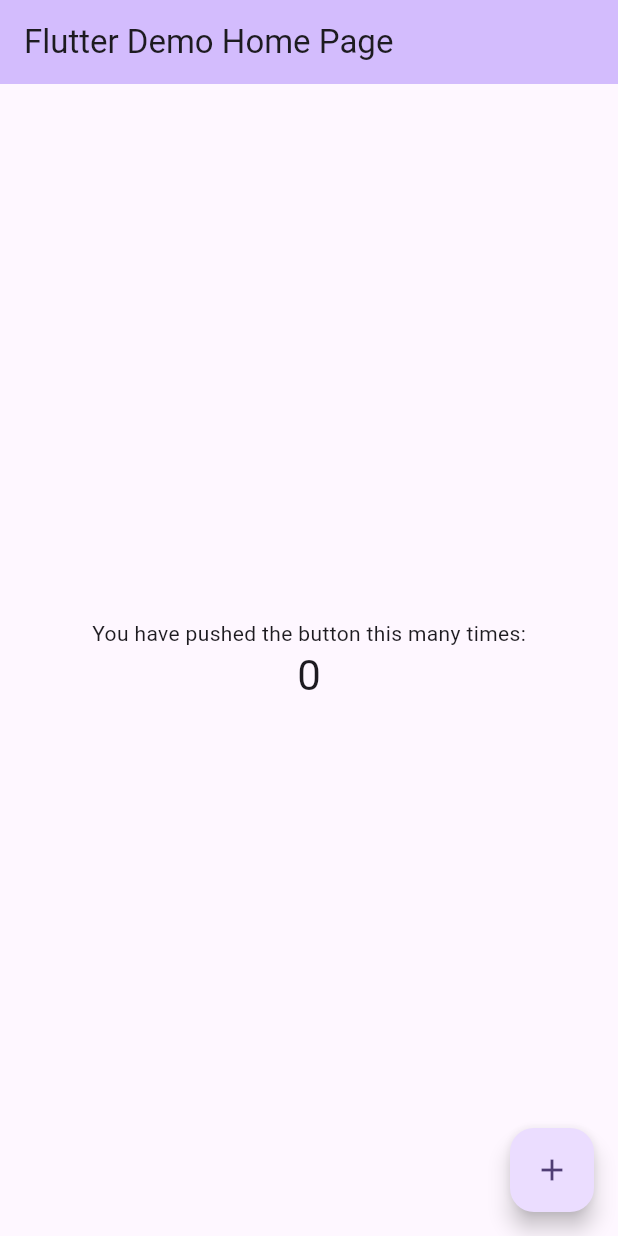
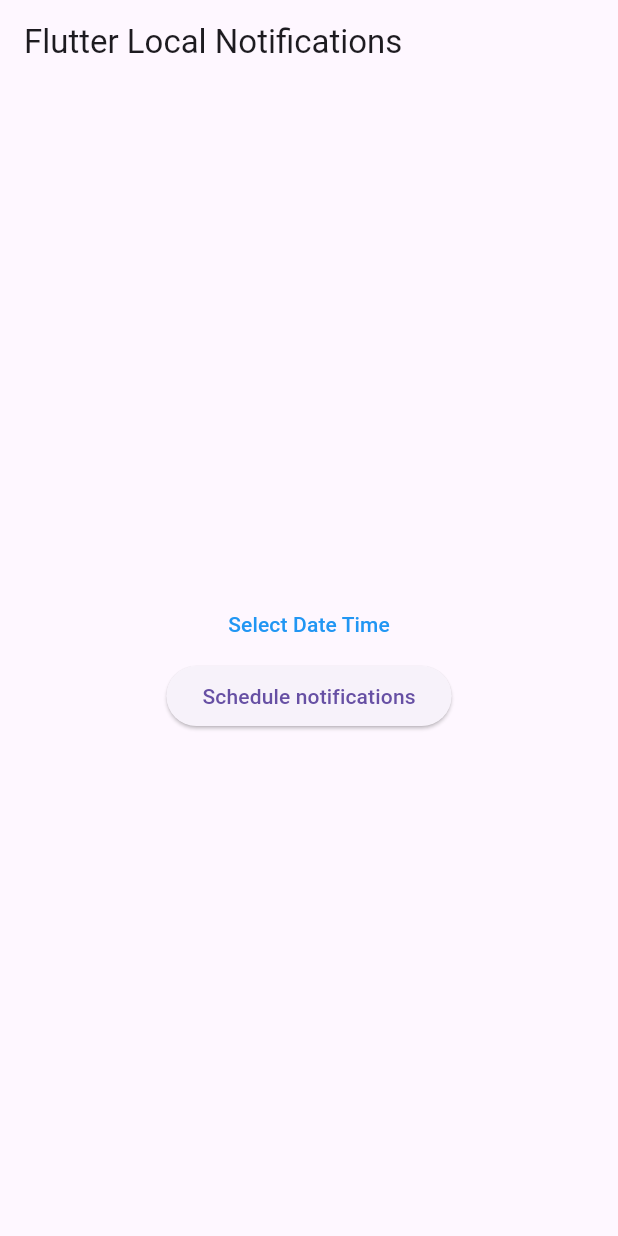
Before and after one commit to A-Eric-J/Daily_Routine, a Flutter app: the screen it shows after launch, on a phone screen of 412 x 824 dp. Run offline on Flutter 3.47's test engine with Material 3 defaults, Android fonts, the phone set to English and light mode, and no system bars; our stand-ins replace flutter_datetime_picker_plus, flutter_local_notifications, permission_handler, timezone.

Commit message:
Notification service and sample home page added for test.

```diff
--- /dev/null
+++ b/lib/home_page.dart
@@ -0,0 +1,84 @@
+import 'package:daily_routine/services/notification_service.dart';
+import 'package:flutter/material.dart';
+import 'package:flutter_datetime_picker_plus/flutter_datetime_picker_plus.dart';
+
+
+DateTime scheduleTime = DateTime.now();
+
+class MyHomePage extends StatefulWidget {
+  const MyHomePage({super.key, required this.title});
+
+  final String title;
+
+  @override
+  State<MyHomePage> createState() => _MyHomePageState();
+}
+
+class _MyHomePageState extends State<MyHomePage> {
+  @override
+  Widget build(BuildContext context) {
+    return Scaffold(
+      appBar: AppBar(
+        title: Text(widget.title),
+      ),
+      body: const Center(
+        child: Column(
+          mainAxisAlignment: MainAxisAlignment.center,
+          children: [
+            DatePickerTxt(),
+            ScheduleBtn(),
+          ],
+        ),
+      ),
+    );
+  }
+}
+
+class DatePickerTxt extends StatefulWidget {
+  const DatePickerTxt({
+    Key? key,
+  }) : super(key: key);
+
+  @override
+  State<DatePickerTxt> createState() => _DatePickerTxtState();
+}
+
+class _DatePickerTxtState extends State<DatePickerTxt> {
+  @override
+  Widget build(BuildContext context) {
+    return TextButton(
+      onPressed: () {
+        DatePicker.showDateTimePicker(
+          context,
+          showTitleActions: true,
+          onChanged: (date) => scheduleTime = date,
+          onConfirm: (date) {},
+        );
+      },
+      child: const Text(
+        'Select Date Time',
+        style: TextStyle(color: Colors.blue),
+      ),
+    );
+  }
+}
+
+class ScheduleBtn extends StatelessWidget {
+  const ScheduleBtn({
+    Key? key,
+  }) : super(key: key);
+
+  @override
+  Widget build(BuildContext context) {
+    return ElevatedButton(
+      child: const Text('Schedule notifications'),
+      onPressed: () {
+        debugPrint('Notification Scheduled for $scheduleTime');
+        NotificationService().scheduleNotification(
+            title: 'Scheduled Notification',
+            body: '$scheduleTime',
+            scheduledNotificationDateTime: scheduleTime);
+      },
+    );
+  }
+}
--- a/lib/main.dart
+++ b/lib/main.dart
@@ -1,125 +1,48 @@
+import 'package:daily_routine/services/notification_service.dart';
 import 'package:flutter/material.dart';
+import 'package:permission_handler/permission_handler.dart';
+import 'package:timezone/data/latest.dart' as tz;
 
-void main() {
+import 'home_page.dart';
+
+void main() async{
+  WidgetsFlutterBinding.ensureInitialized();
+  await checkNotificationPermission();
+  await NotificationService().initNotification();
+  tz.initializeTimeZones();
   runApp(const MyApp());
+}
+
+Future<bool> checkNotificationPermission() async {
+  var status = await Permission.notification.status;
+
+  // If permission is granted
+  if (status.isGranted) {
+    return true;
+  }
+
+  // Request permission if not already granted
+  if (status.isDenied) {
+    var result = await Permission.notification.request();
+    return result.isGranted;
+  }
+
+  // If permission is permanently denied
+  return false;
 }
 
 class MyApp extends StatelessWidget {
   const MyApp({super.key});
 
-  // This widget is the root of your application.
   @override
   Widget build(BuildContext context) {
     return MaterialApp(
-      title: 'Flutter Demo',
+      title: 'Flutter Notifications',
+      debugShowCheckedModeBanner: false,
       theme: ThemeData(
-        // This is the theme of your application.
-        //
-        // TRY THIS: Try running your application with "flutter run". You'll see
-        // the application has a purple toolbar. Then, without quitting the app,
-        // try changing the seedColor in the colorScheme below to Colors.green
-        // and then invoke "hot reload" (save your changes or press the "hot
-        // reload" button in a Flutter-supported IDE, or press "r" if you used
-        // the command line to start the app).
-        //
-        // Notice that the counter didn't reset back to zero; the application
-        // state is not lost during the reload. To reset the state, use hot
-        // restart instead.
-        //
-        // This works for code too, not just values: Most code changes can be
-        // tested with just a hot reload.
-        colorScheme: ColorScheme.fromSeed(seedColor: Colors.deepPurple),
-        useMaterial3: true,
+        primarySwatch: Colors.blue,
       ),
-      home: const MyHomePage(title: 'Flutter Demo Home Page'),
+      home: const MyHomePage(title: 'Flutter Local Notifications'),
     );
   }
 }
-
-class MyHomePage extends StatefulWidget {
-  const MyHomePage({super.key, required this.title});
-
-  // This widget is the home page of your application. It is stateful, meaning
-  // that it has a State object (defined below) that contains fields that affect
-  // how it looks.
-
-  // This class is the configuration for the state. It holds the values (in this
-  // case the title) provided by the parent (in this case the App widget) and
-  // used by the build method of the State. Fields in a Widget subclass are
-  // always marked "final".
-
-  final String title;
-
-  @override
-  State<MyHomePage> createState() => _MyHomePageState();
-}
-
-class _MyHomePageState extends State<MyHomePage> {
-  int _counter = 0;
-
-  void _incrementCounter() {
-    setState(() {
-      // This call to setState tells the Flutter framework that something has
-      // changed in this State, which causes it to rerun the build method below
-      // so that the display can reflect the updated values. If we changed
-      // _counter without calling setState(), then the build method would not be
-      // called again, and so nothing would appear to happen.
-      _counter++;
-    });
-  }
-
-  @override
-  Widget build(BuildContext context) {
-    // This method is rerun every time setState is called, for instance as done
-    // by the _incrementCounter method above.
-    //
-    // The Flutter framework has been optimized to make rerunning build methods
-    // fast, so that you can just rebuild anything that needs updating rather
-    // than having to individually change instances of widgets.
-    return Scaffold(
-      appBar: AppBar(
-        // TRY THIS: Try changing the color here to a specific color (to
-        // Colors.amber, perhaps?) and trigger a hot reload to see the AppBar
-        // change color while the other colors stay the same.
-        backgroundColor: Theme.of(context).colorScheme.inversePrimary,
-        // Here we take the value from the MyHomePage object that was created by
-        // the App.build method, and use it to set our appbar title.
-        title: Text(widget.title),
-      ),
-      body: Center(
-        // Center is a layout widget. It takes a single child and positions it
-        // in the middle of the parent.
-        child: Column(
-          // Column is also a layout widget. It takes a list of children and
-          // arranges them vertically. By default, it sizes itself to fit its
-          // children horizontally, and tries to be as tall as its parent.
-          //
-          // Column has various properties to control how it sizes itself and
-          // how it positions its children. Here we use mainAxisAlignment to
-          // center the children vertically; the main axis here is the vertical
-          // axis because Columns are vertical (the cross axis would be
-          // horizontal).
-          //
-          // TRY THIS: Invoke "debug painting" (choose the "Toggle Debug Paint"
-          // action in the IDE, or press "p" in the console), to see the
-          // wireframe for each widget.
-          mainAxisAlignment: MainAxisAlignment.center,
-          children: <Widget>[
-            const Text(
-              'You have pushed the button this many times:',
-            ),
-            Text(
-              '$_counter',
-              style: Theme.of(context).textTheme.headlineMedium,
-            ),
-          ],
-        ),
-      ),
-      floatingActionButton: FloatingActionButton(
-        onPressed: _incrementCounter,
-        tooltip: 'Increment',
-        child: const Icon(Icons.add),
-      ), // This trailing comma makes auto-formatting nicer for build methods.
-    );
-  }
-}
--- a/pubspec.yaml
+++ b/pubspec.yaml
@@ -34,6 +34,10 @@
   # The following adds the Cupertino Icons font to your application.
   # Use with the CupertinoIcons class for iOS style icons.
   cupertino_icons: ^1.0.8
+  timezone: ^0.10.0
+  flutter_local_notifications: ^18.0.1
+  flutter_datetime_picker_plus: ^2.2.0
+  permission_handler: ^11.3.1
 
 dev_dependencies:
   flutter_test:
```
Also changed, not shown: lib/services/notification_service.dart (added, +55 -0 lines), pubspec.lock, 6 other files.
